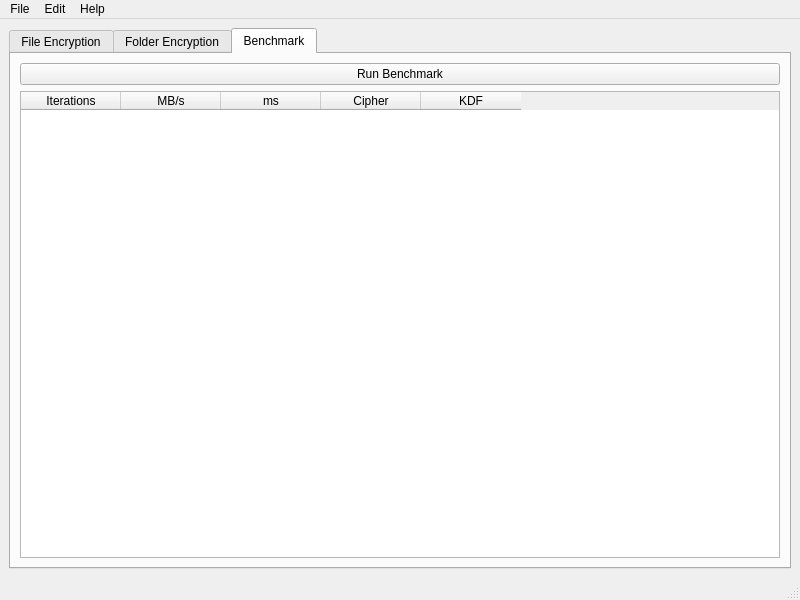
brammittendorff/opencryptui, file ui/mainwindow.ui: the form before one commit.
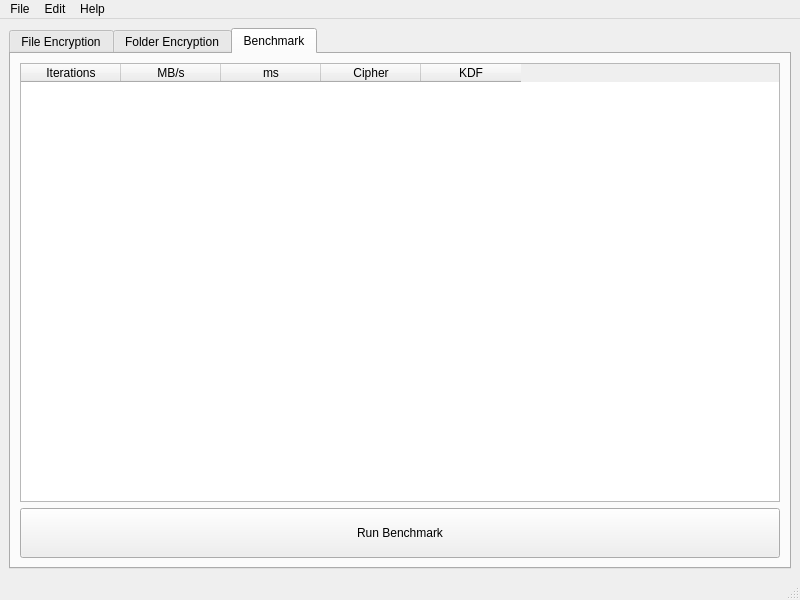
The form after the commit. The open tabs and pages were chosen to show the change. Custom widgets are drawn as their Qt base class.

Commit message: Changed benchmark menu so you can click all tabs and make benchmark sortable

```diff
--- a/ui/mainwindow.ui
+++ b/ui/mainwindow.ui
@@ -315,13 +315,6 @@
                                 <string>Benchmark</string>
                             </attribute>
                             <layout class="QVBoxLayout" name="verticalLayout_5">
-                                <item>
-                                    <widget class="QPushButton" name="benchmarkButton">
-                                        <property name="text">
-                                            <string>Run Benchmark</string>
-                                        </property>
-                                    </widget>
-                                </item>
                                 <item>
                                     <widget class="QTableWidget" name="benchmarkTable">
                                         <column>
@@ -351,6 +344,29 @@
                                         </column>
                                     </widget>
                                 </item>
+                                <item>
+                                    <layout class="QHBoxLayout" name="horizontalLayout_benchmark">
+                                        <item>
+                                            <widget class="QPushButton" name="benchmarkButton">
+                                                <property name="text">
+                                                    <string>Run Benchmark</string>
+                                                </property>
+                                                <property name="sizePolicy">
+                                                    <sizepolicy hsizetype="Expanding" vsizetype="Preferred">
+                                                        <horstretch>0</horstretch>
+                                                        <verstretch>0</verstretch>
+                                                    </sizepolicy>
+                                                </property>
+                                                <property name="minimumSize">
+                                                    <size>
+                                                        <width>0</width>
+                                                        <height>50</height>
+                                                    </size>
+                                                </property>
+                                            </widget>
+                                        </item>
+                                    </layout>
+                                </item>
                             </layout>
                         </widget>
                     </widget>
```
The commit also changes 11 other files.
